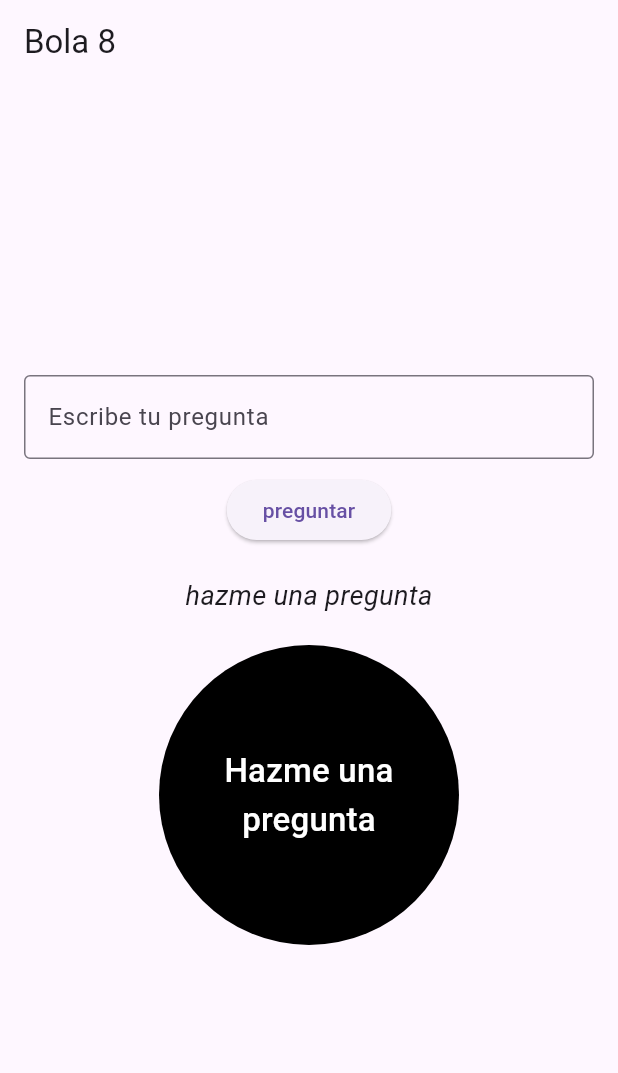
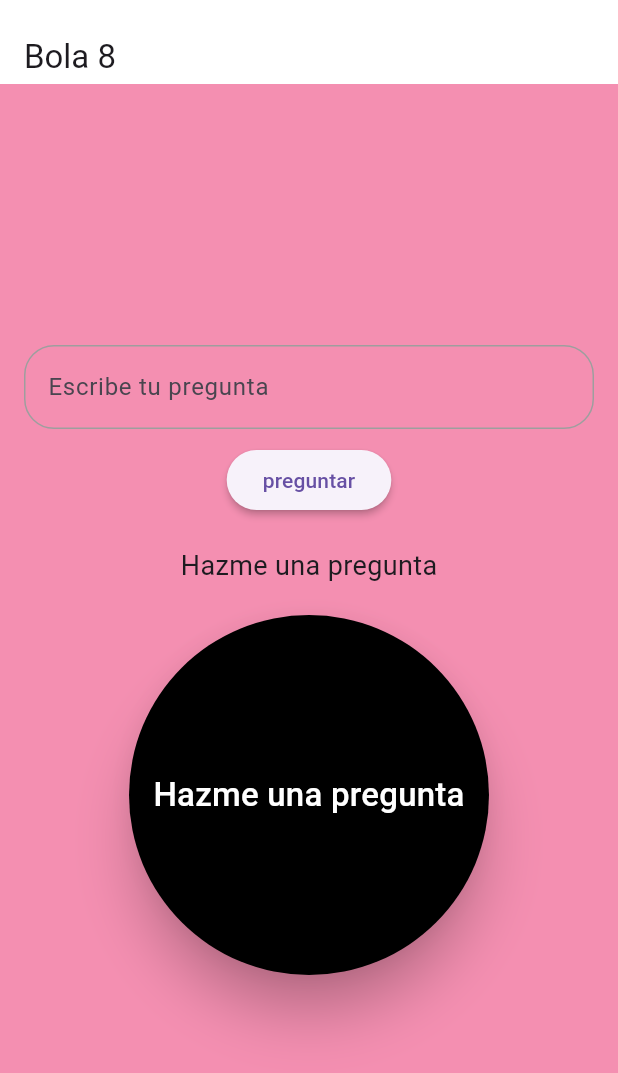
Before and after one commit to AlejandroArafi/App_bola_8, a Flutter app: the screen it shows after launch, on a phone screen of 412 x 824 dp. Shown: the top 1073 px of the screen. Run offline on Flutter 3.47's test engine with Material 3 defaults, Android fonts, the phone set to English and light mode, and no system bars; our stand-ins replace audioplayers, sensors_plus.

Commit message:
correciones textfield

```diff
--- a/lib/main.dart
+++ b/lib/main.dart
@@ -56,8 +56,14 @@ class _MainAppState extends State<MainApp> {
   Widget build(BuildContext context) {
     return MaterialApp(
       home: Scaffold(
+        backgroundColor: Colors.pink[200],
         appBar: AppBar(
-          title: const Text('Bola 8'),
+          backgroundColor: Colors.white,
+          title: Transform.translate(
+            offset:
+                const Offset(0, 10), // Ajusta este valor para bajar el título
+            child: const Text('Bola 8'),
+          ),
         ),
         body: Padding(
           padding: const EdgeInsets.all(16.0),
@@ -66,35 +72,57 @@ class _MainAppState extends State<MainApp> {
             children: [
               TextField(
                 controller: _controller,
-                decoration: const InputDecoration(
+                decoration: InputDecoration(
                   hintText: 'Escribe tu pregunta',
-                  border: OutlineInputBorder(),
+                  border: OutlineInputBorder(
+                    borderRadius: BorderRadius.circular(20.0),
+                  ),
+                  enabledBorder: OutlineInputBorder(
+                    borderRadius: BorderRadius.circular(20.0),
+                    borderSide: const BorderSide(
+                      color: Colors.grey,
                     ),
                   ),
-              SizedBox(height: 10),
+                  focusedBorder: OutlineInputBorder(
+                    borderRadius: BorderRadius.circular(20.0),
+                    borderSide: const BorderSide(
+                      color: Colors.blue,
+                    ),
+                  ),
+                ),
+              ),
+              const SizedBox(height: 10),
               ElevatedButton(
                 onPressed: _enviarPregunta,
-                child: Text('preguntar'),
+                style: ElevatedButton.styleFrom(elevation: 2.0),
+                child: const Text('preguntar'),
               ),
               SizedBox(height: 20),
               Text(
                 _preguntaActual.isEmpty
-                    ? 'hazme una pregunta'
+                    ? 'Hazme una pregunta'
                     : _preguntaActual,
-                style: TextStyle(fontSize: 18, fontStyle: FontStyle.italic),
+                style:
+                    const TextStyle(fontSize: 18, fontStyle: FontStyle.normal),
               ),
               SizedBox(height: 20),
               InkWell(
                 onTap: _cambiarRespuesta,
+                child: Material(
+                  shape: const CircleBorder(),
+                  elevation: 15.0,
+                  color: Colors.transparent,
                   child: CircleAvatar(
-                  radius: 100,
+                    radius: 120,
                     backgroundColor: Colors.black,
                     child: Padding(
                       padding: const EdgeInsets.all(16.0),
                       child: Text(
                         _respuestaActual,
-                      style: const TextStyle(color: Colors.white, fontSize: 22),
+                        style:
+                            const TextStyle(color: Colors.white, fontSize: 22),
                         textAlign: TextAlign.center,
+                      ),
                     ),
                   ),
                 ),
```
Lines whose indentation alone changed are shown as unchanged.
